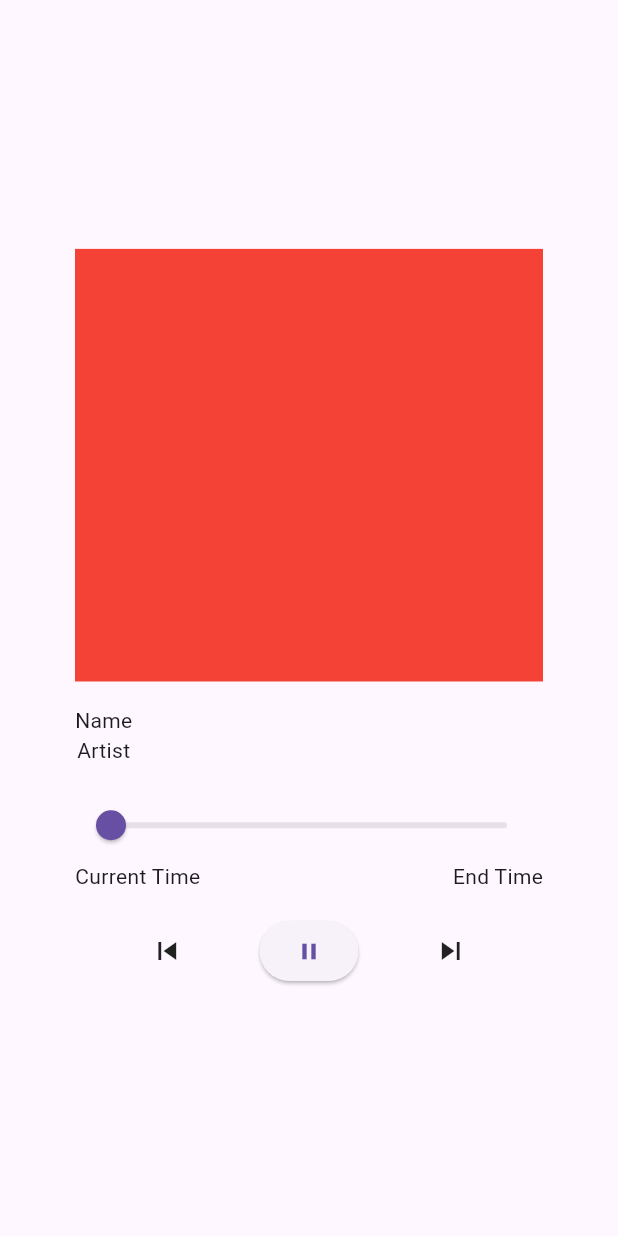
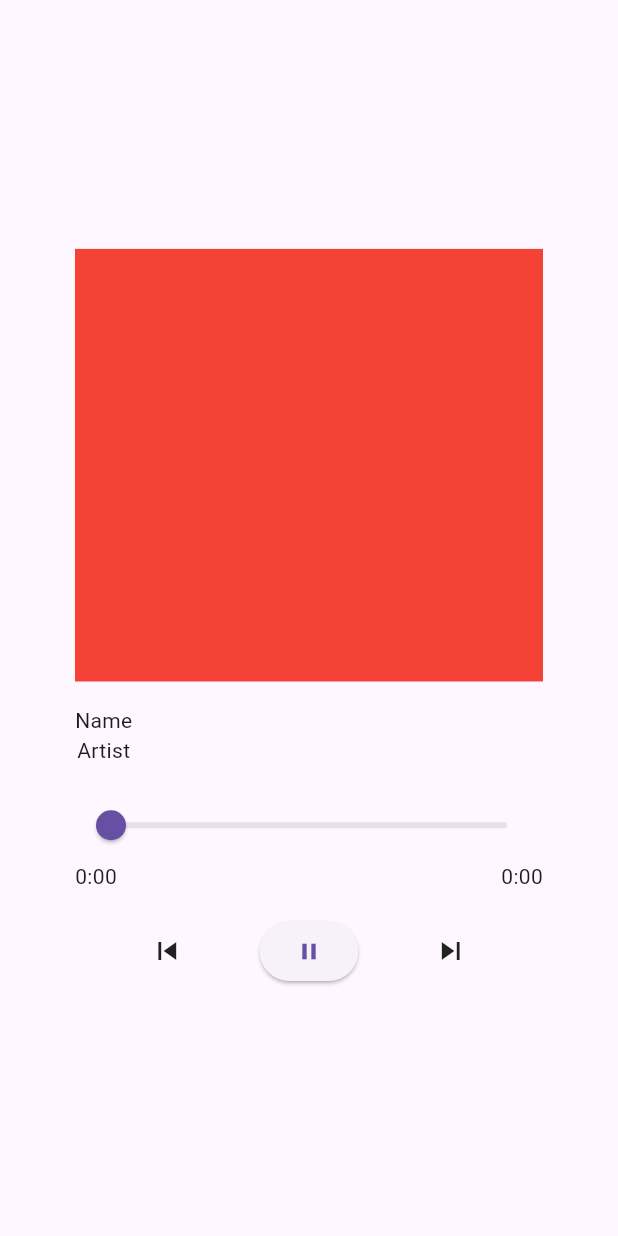
Before and after one commit to unpublished3/Music, a Flutter app: the screen it shows after launch, after a tap on the "play arrow" icon, on a phone screen of 412 x 824 dp. Run offline on Flutter 3.47's test engine with Material 3 defaults, Android fonts, the phone set to English and light mode, and no system bars; our stand-ins replace just_audio.

Commit message:
Player now shows length of music insted of the word end time

```diff
--- a/lib/pages/player.dart
+++ b/lib/pages/player.dart
@@ -13,6 +13,7 @@ class PlayerUI extends StatefulWidget {
 class _PlayerUIState extends State<PlayerUI> {
   final player = AudioPlayer();
   bool _isPlaying = false;
+  Duration? current = Duration.zero, duration = Duration.zero;
 
   @override
   void initState() {
@@ -22,6 +23,7 @@ class _PlayerUIState extends State<PlayerUI> {
 
   void setUrl() async {
     await player.setUrl('asset:///assets/file.mp3');
+    duration = player.duration;
   }
 
   void playPause() async {
@@ -30,6 +32,15 @@ class _PlayerUIState extends State<PlayerUI> {
     } else {
       await player.play();
     }
+  }
+
+  String formatDuration(Duration? duration) {
+    if (duration != null) {
+      final minutes = duration.inMinutes;
+      final seconds = duration.inSeconds % 60;
+      return '$minutes:${seconds.toString().padLeft(2, '0')}';
+    }
+    return "0:00";
   }
 
   @override
@@ -59,7 +70,10 @@ class _PlayerUIState extends State<PlayerUI> {
               ),
               Row(
                 mainAxisAlignment: MainAxisAlignment.spaceBetween,
-                children: [Text("Current Time"), Text("End Time")],
+                children: [
+                  Text(formatDuration(current)),
+                  Text(formatDuration(duration))
+                ],
               )
             ],
           ),
```
